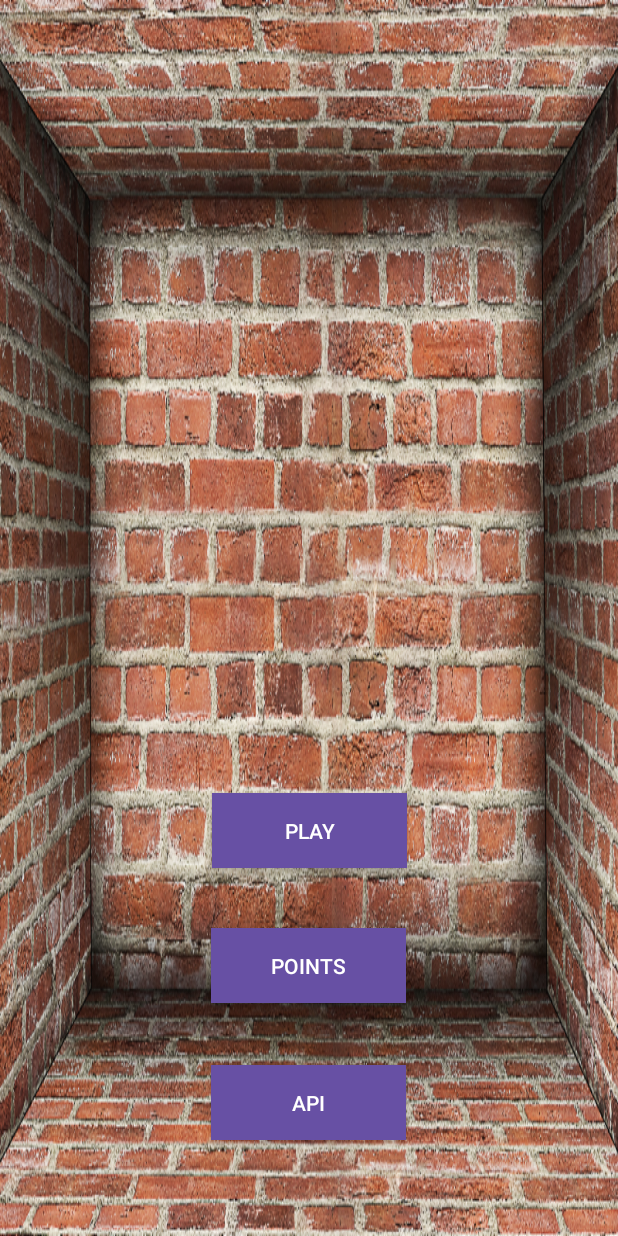
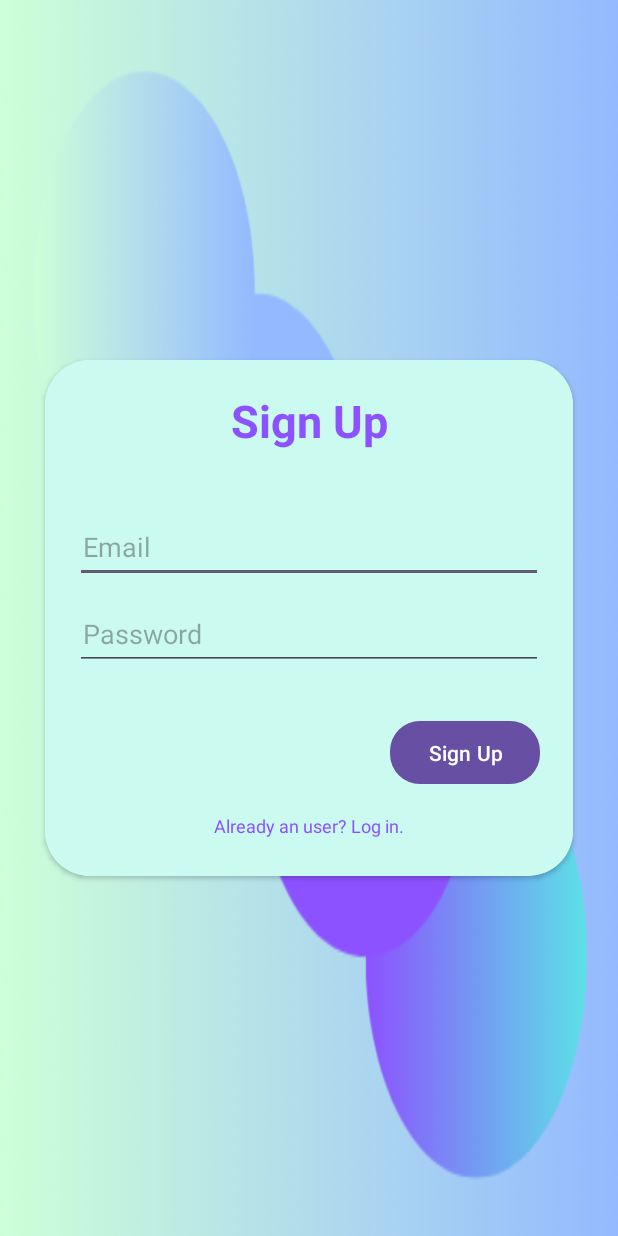
Before and after one commit to Marek243-sk/MyGame, an Android app: the screen it shows after launch (First before the commit, SignUpActivity after it), on a phone screen of 412 x 824 dp. Run offline under Robolectric (Android 15) with nearby library versions, the phone set to English and light mode, and no system bars; our stand-ins replace Firebase (no records; nobody signed in at launch, a user with empty details on screens opened directly).

Commit message:
Integrácia loginu.

```diff
--- a/app/build.gradle
+++ b/app/build.gradle
@@ -1,5 +1,6 @@
 plugins {
     id 'com.android.application'
+    id 'com.google.gms.google-services'
 }
 
 android {
@@ -30,6 +31,7 @@ android {
 
 dependencies {
     implementation "androidx.room:room-runtime:2.6.1"
+    implementation 'com.google.firebase:firebase-auth:22.3.1'
     annotationProcessor "androidx.room:room-compiler:2.6.1"
     implementation 'androidx.appcompat:appcompat:1.6.1'
     implementation 'com.google.android.material:material:1.11.0'
@@ -39,4 +41,6 @@ dependencies {
     androidTestImplementation 'androidx.test.espresso:espresso-core:3.5.1'
     implementation 'com.squareup.retrofit2:retrofit:2.9.0'
     implementation 'com.squareup.retrofit2:converter-gson:2.9.0'
+    implementation 'com.github.TutorialsAndroid:GButton:v1.0.19'
+    implementation 'com.google.android.gms:play-services-auth:20.7.0'
 }
--- /dev/null
+++ b/app/src/main/java/sk/tuke/mygame/SignUpActivity.java
@@ -0,0 +1,72 @@
+package sk.tuke.mygame;
+
+import androidx.annotation.NonNull;
+import androidx.appcompat.app.AppCompatActivity;
+
+import android.content.Intent;
+import android.os.Bundle;
+import android.view.View;
+import android.widget.Button;
+import android.widget.EditText;
+import android.widget.TextView;
+import android.widget.Toast;
+
+import com.google.android.gms.tasks.OnCompleteListener;
+import com.google.android.gms.tasks.Task;
+import com.google.firebase.auth.AuthResult;
+import com.google.firebase.auth.FirebaseAuth;
+
+public class SignUpActivity extends AppCompatActivity {
+
+    private FirebaseAuth auth;
+    private EditText emailSignUp, passwordSignUp;
+
+    @Override
+    protected void onCreate(Bundle savedInstanceState) {
+        super.onCreate(savedInstanceState);
+        setContentView(R.layout.activity_sign_up);
+
+        auth = FirebaseAuth.getInstance();
+        emailSignUp = findViewById(R.id.email_signup);
+        passwordSignUp = findViewById(R.id.password_signup);
+        Button buttonSignUp = findViewById(R.id.button_signup);
+        TextView toLogin = findViewById(R.id.to_login);
+
+        buttonSignUp.setOnClickListener(new View.OnClickListener() {
+            @Override
+            public void onClick(View v) {
+
+                String user = emailSignUp.getText().toString().trim();
+                String password = passwordSignUp.getText().toString().trim();
+
+
+                if (user.isEmpty()) {
+                    emailSignUp.setError("If I were you, I would fill that email.");
+                }
+
+                if (password.isEmpty()) {
+                    passwordSignUp.setError("If I were you, I would fill that password.");
+                } else {
+                    auth.createUserWithEmailAndPassword(user, password).addOnCompleteListener(new OnCompleteListener<AuthResult>() {
+                        @Override
+                        public void onComplete(@NonNull Task<AuthResult> task) {
+                            if (task.isSuccessful()) {
+                                Toast.makeText(SignUpActivity.this, "Alright, signed up.", Toast.LENGTH_LONG).show();
+                                startActivity(new Intent(SignUpActivity.this, LoginActivity.class));
+                            } else {
+                                Toast.makeText(SignUpActivity.this, "Something went wrong." + task.getException().getMessage(), Toast.LENGTH_LONG).show();
+                            }
+                        }
+                    });
+                }
+            }
+        });
+
+        toLogin.setOnClickListener(new View.OnClickListener() {
+            @Override
+            public void onClick(View v) {
+                startActivity(new Intent(SignUpActivity.this, LoginActivity.class));
+            }
+        });
+    }
+}
--- /dev/null
+++ b/app/src/main/res/layout/activity_sign_up.xml
@@ -0,0 +1,81 @@
+<?xml version="1.0" encoding="utf-8"?>
+<LinearLayout
+    xmlns:android="http://schemas.android.com/apk/res/android"
+    xmlns:app="http://schemas.android.com/apk/res-auto"
+    xmlns:tools="http://schemas.android.com/tools"
+    android:layout_width="match_parent"
+    android:layout_height="match_parent"
+    android:orientation="vertical"
+    android:gravity="center"
+    android:background="@drawable/bacg"
+    tools:context=".SignUpActivity">
+
+    <androidx.cardview.widget.CardView
+        android:layout_width="match_parent"
+        android:layout_height="wrap_content"
+        android:layout_margin="30dp"
+        app:cardCornerRadius="30dp">
+
+        <LinearLayout
+            android:layout_width="match_parent"
+            android:layout_height="wrap_content"
+            android:orientation="vertical"
+            android:layout_gravity="center_horizontal"
+            android:background="#cbfaf1"
+            android:padding="20dp">
+
+            <TextView
+                android:layout_width="match_parent"
+                android:layout_height="wrap_content"
+                android:text="@string/sign_up"
+                android:textSize="30sp"
+                android:textAlignment="center"
+                android:textColor="#8c52ff"
+                android:textStyle="bold"/>
+
+            <EditText
+                android:id="@+id/email_signup"
+                android:layout_width="match_parent"
+                android:layout_height="48dp"
+                android:layout_marginTop="40dp"
+                android:drawablePadding="5dp"
+                android:hint="@string/email"
+                android:padding="5dp"
+                android:textColor="#8c52ff"/>
+
+            <EditText
+                android:id="@+id/password_signup"
+                android:layout_width="match_parent"
+                android:layout_height="48dp"
+                android:layout_marginTop="10dp"
+                android:drawablePadding="5dp"
+                android:hint="@string/password"
+                android:padding="5dp"
+                android:textColor="#8c52ff"/>
+
+            <Button
+                android:layout_width="100dp"
+                android:layout_height="50dp"
+                android:text="@string/sign_up1"
+                android:id="@+id/button_signup"
+                android:textSize="14sp"
+                android:layout_marginTop="30dp"
+                android:layout_marginStart="210dp"
+                app:cornerRadius = "20dp"/>
+
+            <TextView
+                android:layout_width="wrap_content"
+                android:layout_height="wrap_content"
+                android:id="@+id/to_login"
+                android:text="@string/already_an_user_login"
+                android:layout_gravity="center"
+                android:padding="5dp"
+                android:layout_marginTop="10dp"
+                android:textColor="#8c52ff"
+                android:textSize="12sp"/>
+
+        </LinearLayout>
+
+    </androidx.cardview.widget.CardView>
+
+</LinearLayout>
--- a/app/src/main/res/layout/first_activity.xml
+++ b/app/src/main/res/layout/first_activity.xml
@@ -12,6 +12,7 @@
         android:layout_height="50dp"
         android:background="@color/cardview_dark_background"
         android:text="@string/play"
+        app:cornerRadius="20dp"
         app:layout_constraintBottom_toBottomOf="parent"
         app:layout_constraintEnd_toEndOf="parent"
         app:layout_constraintStart_toStartOf="parent"
@@ -25,6 +26,7 @@
         android:layout_height="50dp"
         android:background="@color/cardview_dark_background"
         android:text="@string/points"
+        app:cornerRadius="20dp"
         app:layout_constraintBottom_toBottomOf="parent"
         app:layout_constraintEnd_toEndOf="parent"
         app:layout_constraintHorizontal_bias="0.498"
@@ -39,6 +41,7 @@
         android:layout_height="50dp"
         android:background="@color/cardview_dark_background"
         android:text="@string/api"
+        app:cornerRadius="20dp"
         app:layout_constraintBottom_toBottomOf="parent"
         app:layout_constraintEnd_toEndOf="parent"
         app:layout_constraintHorizontal_bias="0.498"
--- a/app/src/main/res/values/strings.xml
+++ b/app/src/main/res/values/strings.xml
@@ -7,5 +7,14 @@
     <string name="points_details">Points earned in game.</string>
     <string name="textview">TextView</string>
     <string name="api">API</string>
+    <string name="sign_up">Sign Up</string>
+    <string name="email">Email</string>
+    <string name="password">Password</string>
+    <string name="sign_up1">Sign Up</string>
+    <string name="already_an_user_login">Already an user? Log in.</string>
+    <string name="login">Log in</string>
+    <string name="new_here_sign_up">New here? Sign up.</string>
+    <string name="forgot_password">Forgot Password?</string>
+    <string name="sign_in_with_google">Sign in with Google.</string>
 
 </resources>
--- a/build.gradle
+++ b/build.gradle
@@ -1,4 +1,8 @@
-// Top-level build file where you can add configuration options common to all sub-projects/modules.
+buildscript {
+    dependencies {
+        classpath 'com.google.gms:google-services:4.4.0'
+    }
+}// Top-level build file where you can add configuration options common to all sub-projects/modules.
 plugins {
 id 'com.android.application' version '8.1.0' apply false
 }
--- a/settings.gradle
+++ b/settings.gradle
@@ -10,6 +10,7 @@ dependencyResolutionManagement {
     repositories {
         google()
         mavenCentral()
+        maven { url 'https://jitpack.io' }
     }
 }
 
```
Also changed, not shown: app/src/main/AndroidManifest.xml (+14 -14 lines), app/src/main/java/sk/tuke/mygame/DrawView.java (+6 -2 lines), app/src/main/java/sk/tuke/mygame/LoginActivity.java (added, +98 -0 lines), app/src/main/java/sk/tuke/mygame/PostAdapter.java (+6 -4 lines), app/src/main/res/layout/activity_login.xml (added, +104 -0 lines), app/src/main/res/layout/forgot.xml (added, +90 -0 lines), app/src/main/res/drawable/bacg.png (added).
